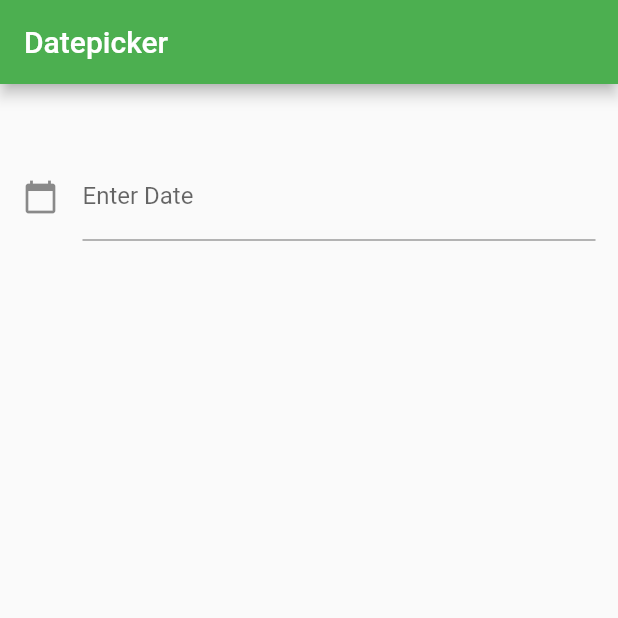
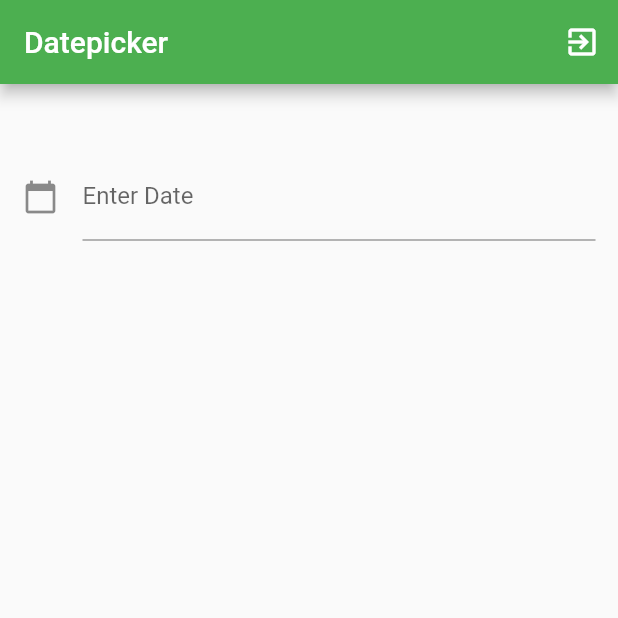
Before and after one commit to FernandoAguero/compost, a Flutter app: the screen it shows after launch, after a tap on "Iniciar", on a phone screen of 412 x 824 dp, the top half of it. Run offline on Flutter 3.47's test engine with Material 2 defaults, Android fonts, the phone set to English and light mode, and no system bars; our stand-ins replace shared_preferences.

Commit message:
logout button and functionality with prefs

```diff
--- a/lib/main.dart
+++ b/lib/main.dart
@@ -30,7 +30,7 @@ class MyApp extends StatelessWidget {
     // ya que se encarga de no "cerrar" sesion al darle back
     // tengo que a;adir un boton que cambie este prefs o que me deje darle sign out en home
     return MaterialApp(
-        home: Constants.prefs.getBool("loggedIn") == true // false to get out
+        home: Constants.prefs.getBool("loggedIn") == false // false to get out
             ? HomePage()
             : LoginPage(),
         theme: ThemeData(
--- a/lib/pages/home_page.dart
+++ b/lib/pages/home_page.dart
@@ -2,6 +2,9 @@ import 'package:flutter/material.dart';
 import 'dart:convert';
 import 'package:intl/date_symbol_data_local.dart';
 import 'package:intl/intl.dart';
+
+import '../utils/constants.dart';
+import 'login_page.dart';
 
 /* class HomePage extends StatefulWidget {
 static const String routeName = "/home";
@@ -43,7 +46,8 @@ Widget build(BuildContext context) {
 class HomePage extends StatefulWidget {
   static const String routeName = "/home";
   @override
-  State<HomePage> createState() => _HomePageState();
+  //State<HomePage> createState() => _HomePageState();
+  _HomePageState createState() => _HomePageState();
 }
 
 class _HomePageState extends State<HomePage> {
@@ -58,7 +62,18 @@ class _HomePageState extends State<HomePage> {
   @override
   Widget build(BuildContext context) {
     return Scaffold(
-        appBar: AppBar(title: const Text("Datepicker")),
+        appBar: AppBar(
+          title: const Text("Datepicker"),
+          actions: <Widget>[
+            IconButton(
+                onPressed: () {
+                  Constants.prefs.setBool("loggedIn", false);
+                  Navigator.pushReplacementNamed(context, LoginPage.routeName);
+                  //Navigator.pop(_LoginPageState createState() => _LoginPageState())
+                },
+                icon: Icon(Icons.exit_to_app))
+          ],
+        ),
         body: Container(
             padding: const EdgeInsets.all(15),
             height: 150,
```
Also changed, not shown: lib/pages/login_page.dart (+6 -1 lines).
